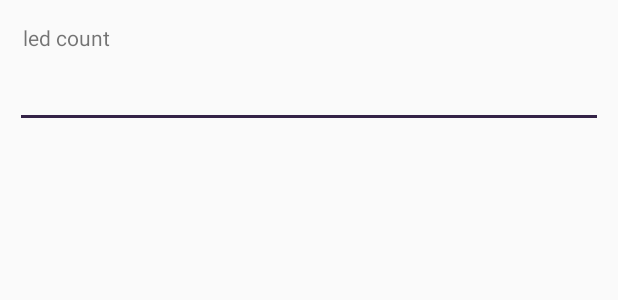
After one commit to bertrandmartel/fadecandy-android, an Android app: the layout led_count_dialog.xml on its own in the app's theme, with its tools: preview values and no code run, on a phone screen of 412 x 824 dp. The commit adds this screen. Shown: the top 300 px of the screen. Run offline under Robolectric (Android 15) with nearby library versions, the phone set to English and light mode, and no system bars.

Commit message:
add led strip configuration internal api for android app

```diff
--- a/app/src/main/AndroidManifest.xml
+++ b/app/src/main/AndroidManifest.xml
@@ -11,7 +11,8 @@
 
         <activity
             android:name=".activity.MainActivity"
-            android:label="@string/app_name">
+            android:label="@string/app_name"
+            android:windowSoftInputMode="adjustPan">
             <intent-filter>
                 <action android:name="android.intent.action.MAIN" />
 
--- a/app/src/main/java/fr/bmartel/fadecandy/inter/IFc.java
+++ b/app/src/main/java/fr/bmartel/fadecandy/inter/IFc.java
@@ -48,4 +48,7 @@ public interface IFc {
 
     void setServerAddress(String ip);
 
+    int getLedCount();
+
+    void setLedCount(int ledCount);
 }
--- /dev/null
+++ b/app/src/main/res/layout/led_count_dialog.xml
@@ -0,0 +1,22 @@
+<?xml version="1.0" encoding="utf-8"?>
+<LinearLayout xmlns:android="http://schemas.android.com/apk/res/android"
+    android:id="@+id/dialog_configuration"
+    android:layout_width="fill_parent"
+    android:layout_height="wrap_content"
+    android:orientation="vertical"
+    android:padding="10dp">
+
+    <TextView
+        android:layout_width="match_parent"
+        android:layout_height="wrap_content"
+        android:layout_alignParentTop="true"
+        android:padding="5dp"
+        android:text="@string/led_count_text" />
+
+    <EditText
+        android:id="@+id/led_count_edit"
+        android:layout_width="fill_parent"
+        android:layout_height="wrap_content"
+        android:inputType="number" />
+
+</LinearLayout>
--- a/app/src/main/res/menu/drawer_view.xml
+++ b/app/src/main/res/menu/drawer_view.xml
@@ -7,6 +7,11 @@
             android:id="@+id/server_status"
             android:icon="@drawable/ic_cancel"
             android:title="@string/menu_status_server" />
+
+        <item
+            android:id="@+id/ledstrip_config"
+            android:icon="@drawable/led"
+            android:title="@string/menu_ledstrip_config" />
 
         <item
             android:id="@+id/server_config"
--- a/app/src/main/res/values/strings.xml
+++ b/app/src/main/res/values/strings.xml
@@ -30,4 +30,7 @@
     <string name="color">Color</string>
     <string name="speed">Speed</string>
     <string name="temperature">Temperature</string>
+    <string name="menu_ledstrip_config">led count configuration</string>
+    <string name="led_count_text">led count</string>
+    <string name="configuration_led_title">Led configuration</string>
 </resources>
--- a/service/src/main/java/fr/bmartel/android/fadecandy/constant/Constants.java
+++ b/service/src/main/java/fr/bmartel/android/fadecandy/constant/Constants.java
@@ -55,4 +55,5 @@ public class Constants {
 
     public final static String SERVICE_EXTRA_ACTIVITY = "activity";
 
+    public static final int MAX_LED_PER_STRIP = 64;
 }
```
Also changed, not shown: app/src/main/java/fr/bmartel/fadecandy/FadecandySingleton.java (+25 -29 lines), app/src/main/java/fr/bmartel/fadecandy/activity/MainActivity.java (+15 -0 lines), app/src/main/java/fr/bmartel/fadecandy/dialog/LedStripConfigurationDialog.java (added, +74 -0 lines), app/src/main/java/fr/bmartel/fadecandy/menu/MenuUtils.java (+13 -4 lines), app/src/main/res/drawable-hdpi/led.png (added), app/src/main/res/drawable-mdpi/led.png (added), app/src/main/res/drawable-xhdpi/led.png (added), app/src/main/res/drawable-xxhdpi/led.png (added), app/src/main/res/drawable-xxxhdpi/led.png (added), app/src/main/res/layout/activity_main.xml (line endings or trailing spaces), 2 other files.
